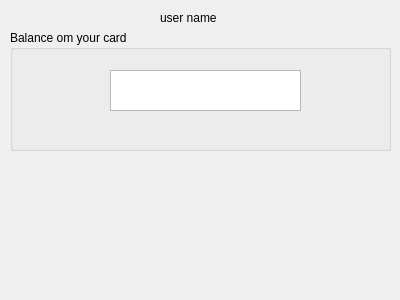
Qt form ATM/balanceform.ui (yarchiT/ATM_banking) before a commit.
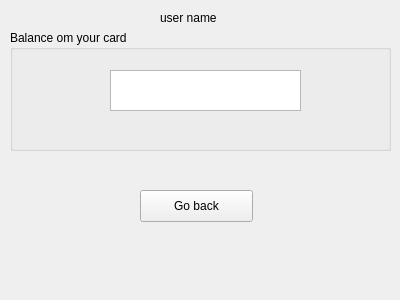
The same form after that commit.

```diff
--- a/ATM/balanceform.ui
+++ b/ATM/balanceform.ui
@@ -49,6 +49,19 @@
     </property>
    </widget>
   </widget>
+  <widget class="QPushButton" name="goBack">
+   <property name="geometry">
+    <rect>
+     <x>140</x>
+     <y>190</y>
+     <width>113</width>
+     <height>32</height>
+    </rect>
+   </property>
+   <property name="text">
+    <string>Go back</string>
+   </property>
+  </widget>
  </widget>
  <resources/>
  <connections/>
```
